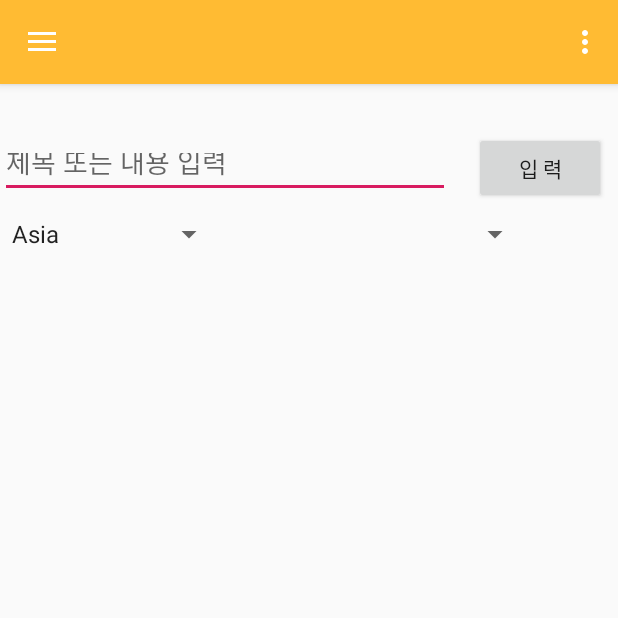
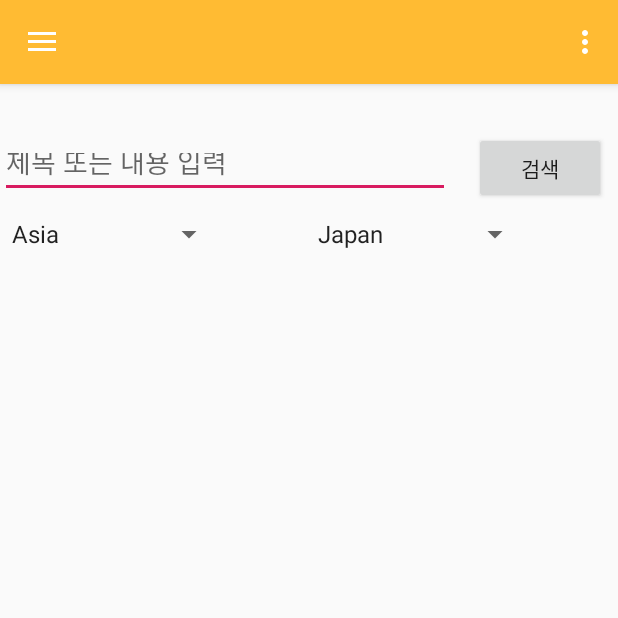
Before and after one commit to poohhh/HashTravel, an Android app: the screen it shows after launch (MainActivity), item 2 of the bottom bar chosen, on a phone screen of 412 x 824 dp, the top half of it. Run offline under Robolectric (Android 15) with nearby library versions, the phone set to English and light mode, and no system bars; our stand-ins replace Firebase (no records; nobody signed in at launch, a user with empty details on screens opened directly).

Commit message:
spinner 수정

```diff
--- a/app/src/main/java/edu/android/hashtravel/Board.java
+++ b/app/src/main/java/edu/android/hashtravel/Board.java
@@ -3,6 +3,7 @@ package edu.android.hashtravel;
 import java.util.Date;
 
 public class Board {
+    // TODO ?
     private String continent;
     private String country;
     private String title;
--- a/app/src/main/java/edu/android/hashtravel/DashboardFragment.java
+++ b/app/src/main/java/edu/android/hashtravel/DashboardFragment.java
@@ -6,6 +6,9 @@ import android.support.v4.app.Fragment;
 import android.view.LayoutInflater;
 import android.view.View;
 import android.view.ViewGroup;
+import android.widget.AdapterView;
+import android.widget.ArrayAdapter;
+import android.widget.Spinner;
 
 import com.google.firebase.database.DatabaseReference;
 import com.google.firebase.database.FirebaseDatabase;
@@ -17,6 +20,8 @@ import com.google.firebase.database.FirebaseDatabase;
 public class DashboardFragment extends Fragment {
 
 
+    private Spinner continentSpinner, countrySpinner;
+//    private String[] continents = {"Asia", "Europe", "America", "South America", "Africa", "Oceania"};
 
     public DashboardFragment() {
         // Required empty public constructor
@@ -29,10 +34,44 @@ public class DashboardFragment extends Fragment {
         // Inflate the layout for this fragment
         View view = inflater.inflate(R.layout.fragment_dashboard, container, false);
 
-        FirebaseDatabase database = FirebaseDatabase.getInstance();
-        DatabaseReference myRef = database.getReference("message");
+//        FirebaseDatabase database = FirebaseDatabase.getInstance();
+//        DatabaseReference myRef = database.getReference("message");
+//
+//        myRef.setValue("Hello, World!");
+        continentSpinner = view.findViewById(R.id.continectSpinner);
+        countrySpinner = view.findViewById(R.id.countrySpinner);
 
-        myRef.setValue("Hello, World!");
+        continentSpinner.setOnItemSelectedListener(new AdapterView.OnItemSelectedListener() {
+
+            @Override
+            public void onItemSelected(AdapterView<?> parent, View view, int position, long id) {
+               ArrayAdapter<CharSequence> adpter;
+               if(position == 0) {
+                   adpter = ArrayAdapter.createFromResource(view.getContext(), R.array.Asia_Country, android.R.layout.simple_spinner_item);
+               } else if(position == 1) {
+                   adpter = ArrayAdapter.createFromResource(view.getContext(), R.array.Europe_Country, android.R.layout.simple_spinner_item);
+               } else if(position == 2) {
+                   adpter = ArrayAdapter.createFromResource(view.getContext(), R.array.America_, android.R.layout.simple_spinner_item);
+               } else if(position == 3) {
+                   adpter = ArrayAdapter.createFromResource(view.getContext(), R.array.SouthAmerica_Country, android.R.layout.simple_spinner_item);
+               } else if(position == 4) {
+                   adpter = ArrayAdapter.createFromResource(view.getContext(), R.array.Africa_Country, android.R.layout.simple_spinner_item);
+               } else {
+                   adpter = ArrayAdapter.createFromResource(view.getContext(), R.array.Oceania_, android.R.layout.simple_spinner_item);
+               }
+
+               adpter.setDropDownViewResource(android.R.layout.simple_spinner_item);
+               countrySpinner.setAdapter(adpter);
+
+            }
+
+            @Override
+            public void onNothingSelected(AdapterView<?> parent) {
+
+            }
+        });
+
+
        return view;
     }
 
--- a/app/src/main/res/layout/fragment_dashboard.xml
+++ b/app/src/main/res/layout/fragment_dashboard.xml
@@ -11,7 +11,7 @@
         android:layout_height="match_parent">
 
         <Spinner
-            android:id="@+id/spinner3"
+            android:id="@+id/continectSpinner"
             android:layout_width="150dp"
 
             android:layout_height="wrap_content"
@@ -21,16 +21,17 @@
             app:layout_constraintTop_toTopOf="parent" />
 
         <Spinner
-            android:id="@+id/spinner4"
+            android:id="@+id/countrySpinner"
             android:layout_width="150dp"
             android:layout_height="wrap_content"
             android:layout_marginStart="8dp"
             android:layout_marginEnd="8dp"
-            app:layout_constraintBottom_toBottomOf="@+id/spinner3"
+            android:entries="@array/Asia_Country"
+            app:layout_constraintBottom_toBottomOf="@+id/continectSpinner"
             app:layout_constraintEnd_toEndOf="parent"
             app:layout_constraintHorizontal_bias="0.481"
-            app:layout_constraintStart_toEndOf="@+id/spinner3"
-            app:layout_constraintTop_toTopOf="@+id/spinner3" />
+            app:layout_constraintStart_toEndOf="@+id/continectSpinner"
+            app:layout_constraintTop_toTopOf="@+id/continectSpinner" />
 
         <EditText
             android:id="@+id/editText3"
@@ -50,7 +51,7 @@
             android:layout_width="wrap_content"
             android:layout_height="wrap_content"
             android:layout_marginEnd="8dp"
-            android:text="입 력"
+            android:text="검색"
             app:layout_constraintBottom_toBottomOf="@+id/editText3"
             app:layout_constraintEnd_toEndOf="parent"
             app:layout_constraintTop_toTopOf="@+id/editText3" />
--- a/app/src/main/res/layout/fragment_home.xml
+++ b/app/src/main/res/layout/fragment_home.xml
@@ -52,7 +52,7 @@
                 android:layout_width="wrap_content"
                 android:layout_height="wrap_content"
                 android:layout_marginEnd="8dp"
-                android:text="입 력"
+                android:text="검색"
                 app:layout_constraintBottom_toBottomOf="@+id/editText"
                 app:layout_constraintEnd_toEndOf="parent"
                 app:layout_constraintTop_toTopOf="@+id/editText" />
--- a/app/src/main/res/values/strings.xml
+++ b/app/src/main/res/values/strings.xml
@@ -26,7 +26,55 @@
         <item>Oceania</item>
     </string-array>
 
+    <string-array name="Asia_Country">
+        <item>Japan</item>
+        <item>China</item>
+        <item>Taiwan</item>
+        <item>Singapore</item>
+        <item>India</item>
+        <item>etc</item>
+        <item></item>
+    </string-array>
 
-    <!-- TODO: Remove or change this placeholder text -->
+    <string-array name="Europe_Country">
+        <item>Germany</item>
+        <item>France</item>
+        <item>UK</item>
+        <item>Spain</item>
+        <item>Italy</item>
+        <item>etc</item>
+    </string-array>
+
+    <string-array name="America_">
+        <item>Canada</item>
+        <item>NewYork</item>
+        <item>LA</item>
+        <item>Boston</item>
+        <item>Miami</item>
+        <item>etc</item>
+    </string-array>
+
+    <string-array name="SouthAmerica_Country">
+        <item>Peru</item>
+        <item>Brazil</item>
+        <item>Argentina</item>
+        <item>Chile</item>
+        <item>etc</item>
+    </string-array>
+
+    <string-array name="Africa_Country">
+        <item>Egypt</item>
+        <item>Kenya</item>
+        <item>Republic of South Africa</item>
+        <item>Morocco</item>
+        <item>etc</item>
+    </string-array>
+
+    <string-array name="Oceania_">
+        <item>New Zealand</item>
+        <item>Australia</item>
+        <item>etc</item>
+
+    </string-array>
     <string name="hello_blank_fragment">Hello blank fragment</string>
 </resources>
```
